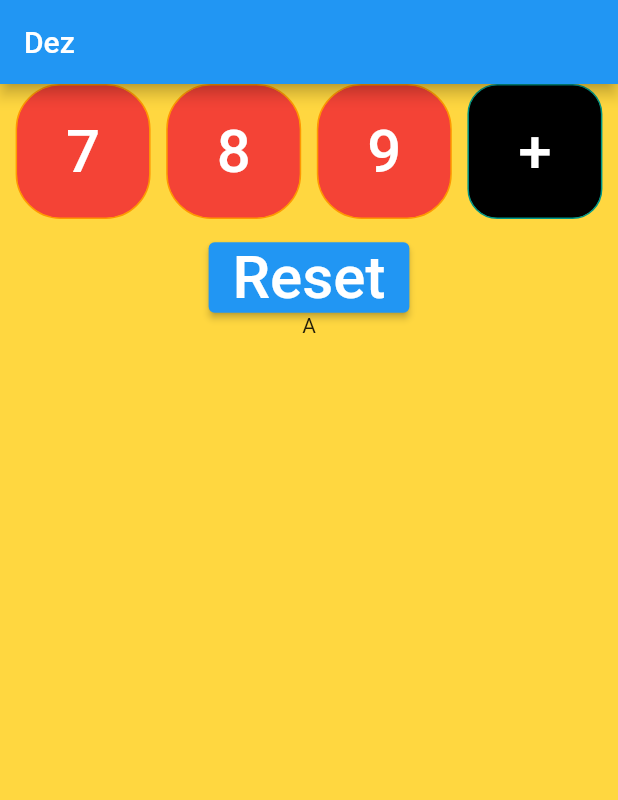
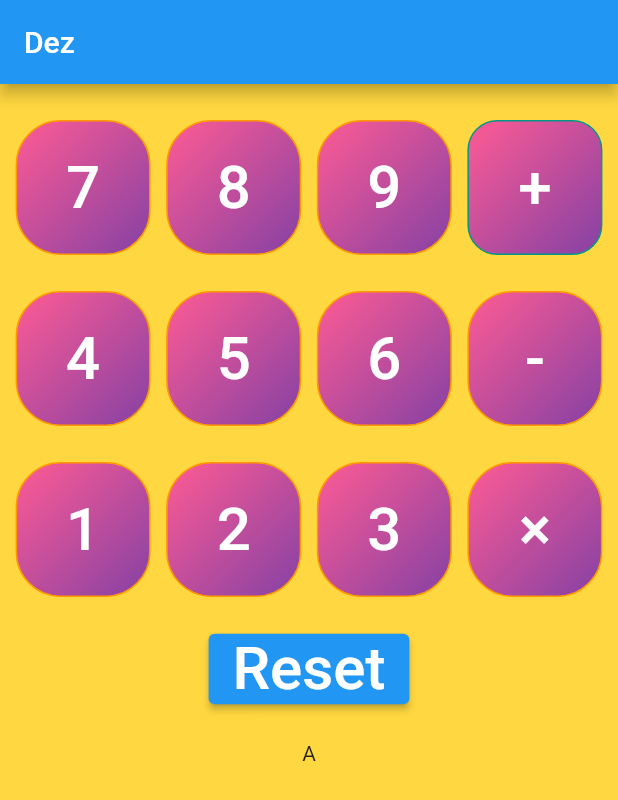
Before and after one commit to blackout358/Calculator-Flutter, a Flutter app: the screen it shows after launch, on a phone screen of 412 x 824 dp. Shown: the top 800 px of the screen. Run offline on Flutter 3.47's test engine with Material 2 defaults, Android fonts, the phone set to English and light mode, and no system bars.

Commit message:
Evenly spaced out column for numbers

```diff
--- a/lib/Widgets/app_buttons.dart
+++ b/lib/Widgets/app_buttons.dart
@@ -25,7 +25,12 @@ class AppButtons extends StatelessWidget {
       width: size,
       height: size,
       decoration: BoxDecoration(
-          color: backgroundColor,
+          // color: backgroundColor,
+          gradient: const LinearGradient(
+            colors: [Color(0xFFFF5B94), Color(0xFF8441A4)],
+            begin: Alignment.topLeft,
+            end: Alignment.bottomRight,
+          ),
           borderRadius: BorderRadius.circular(borderRadius.toDouble()),
           border: Border.all(color: borderColor, width: 1.0)),
       child: ElevatedButton(
@@ -38,7 +43,7 @@ class AppButtons extends StatelessWidget {
                 borderRadius: BorderRadius.circular(15))),
         child: Text(
           text,
-          style: TextStyle(
+          style: const TextStyle(
             fontSize: 40,
           ),
         ),
--- a/lib/main.dart
+++ b/lib/main.dart
@@ -50,6 +50,7 @@ class _MainAppState extends State<MainApp> {
         ),
         backgroundColor: Colors.amberAccent,
         body: Column(
+          mainAxisAlignment: MainAxisAlignment.spaceEvenly,
           children: [
             Row(
               mainAxisAlignment: MainAxisAlignment.spaceEvenly,
@@ -92,60 +93,76 @@ class _MainAppState extends State<MainApp> {
                 )
               ],
             ),
-            const SizedBox(height: 15),
-            // Row(
-            //   mainAxisAlignment: MainAxisAlignment.spaceEvenly,
-            //   children: [
-            //     ...List.generate(3, (index) {
-            //       int i = index + 4;
-            //       return ElevatedButton(
-            //         onPressed: () {
-            //           setState(() {
-            //             text = i.toString();
-            //           });
-            //         },
-            //         style: myButtonStyle,
-            //         child: Text(i.toString(), style: myTextStyle),
-            //       );
-            //     }),
-            //     ElevatedButton(
-            //       onPressed: () {
-            //         setState(() {
-            //           text = "";
-            //         });
-            //       },
-            //       style: myButtonStyle,
-            //       child: Text("-", style: myTextStyle),
-            //     ),
-            //   ],
-            // ),
             // const SizedBox(height: 15),
-            // Row(
-            //   mainAxisAlignment: MainAxisAlignment.spaceEvenly,
-            //   children: [
-            //     ...List.generate(3, (index) {
-            //       int i = index + 1;
-            //       return ElevatedButton(
-            //         onPressed: () {
-            //           setState(() {
-            //             text = i.toString();
-            //           });
-            //         },
-            //         style: myButtonStyle,
-            //         child: Text(i.toString(), style: myTextStyle),
-            //       );
-            //     }),
-            //     ElevatedButton(
-            //       onPressed: () {
-            //         setState(() {
-            //           text = "";
-            //         });
-            //       },
-            //       style: myButtonStyle,
-            //       child: Text("x", style: myTextStyle),
-            //     ),
-            //   ],
-            // ),
+            Row(
+              mainAxisAlignment: MainAxisAlignment.spaceEvenly,
+              children: [
+                ...List.generate(3, (index) {
+                  int i = index + 4;
+                  return AppButtons(
+                    foregroundColor: Colors.white,
+                    backgroundColor: Colors.red,
+                    borderColor: Colors.orange,
+                    text: i.toString(),
+                    size: 90,
+                    borderRadius: 30,
+                    onPressed: () {
+                      setState(() {
+                        text = i.toString();
+                      });
+                    },
+                  );
+                }),
+                AppButtons(
+                  foregroundColor: Colors.white,
+                  backgroundColor: Colors.red,
+                  borderColor: Colors.orange,
+                  text: "-",
+                  size: 90,
+                  borderRadius: 30,
+                  onPressed: () {
+                    setState(() {
+                      text = "-";
+                    });
+                  },
+                ),
+              ],
+            ),
+            // const SizedBox(height: 15),
+            Row(
+              mainAxisAlignment: MainAxisAlignment.spaceEvenly,
+              children: [
+                ...List.generate(3, (index) {
+                  int i = index + 1;
+                  return AppButtons(
+                    foregroundColor: Colors.white,
+                    backgroundColor: Colors.red,
+                    borderColor: Colors.orange,
+                    text: i.toString(),
+                    size: 90,
+                    borderRadius: 30,
+                    onPressed: () {
+                      setState(() {
+                        text = i.toString();
+                      });
+                    },
+                  );
+                }),
+                AppButtons(
+                  foregroundColor: Colors.white,
+                  backgroundColor: Colors.red,
+                  borderColor: Colors.orange,
+                  text: "×",
+                  size: 90,
+                  borderRadius: 30,
+                  onPressed: () {
+                    setState(() {
+                      text = "×";
+                    });
+                  },
+                ),
+              ],
+            ),
             ElevatedButton(
               onPressed: () {
                 setState(() {
```
